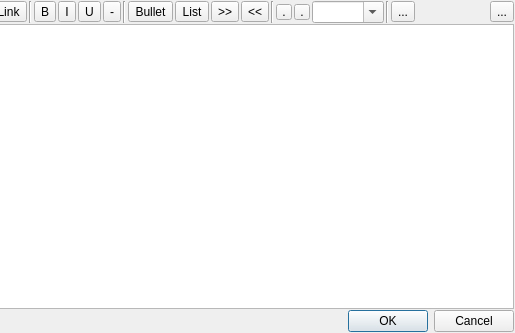
Before: the Qt Designer form src/mrichtextedit.ui in IDREsandbox/vsim, drawn with Qt 5; both pictures show x 268 to 783 and y 0 to 333 of the 783 by 333 pixel window.
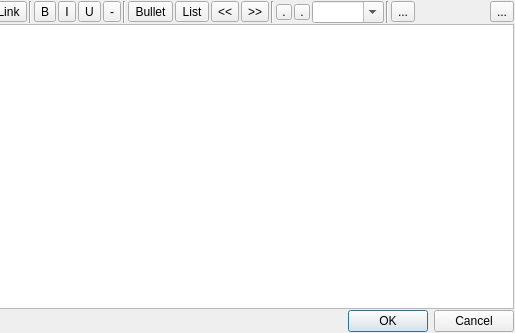
After: the same form once the commit is applied. Custom widgets are drawn as their Qt base class.

Patch:
```diff
--- a/src/mrichtextedit.ui
+++ b/src/mrichtextedit.ui
@@ -346,7 +346,7 @@
          <string>Decrease indentation (CTRL+,)</string>
         </property>
         <property name="text">
-         <string>&gt;&gt;</string>
+         <string>&lt;&lt;</string>
         </property>
         <property name="iconSize">
          <size>
@@ -365,7 +365,7 @@
          <string>Increase indentation (CTRL+.)</string>
         </property>
         <property name="text">
-         <string>&lt;&lt;</string>
+         <string>&gt;&gt;</string>
         </property>
         <property name="iconSize">
          <size>
```
